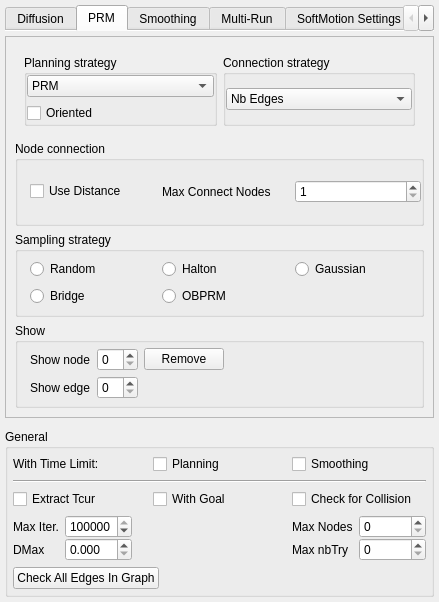
The window that src/move3d-qt-gui-libs/src/qtMainInterface/sideWidgets/qtMotionPlanner.ui (jmainpri/move3d-studio) describes before a commit, drawn with Qt 5.
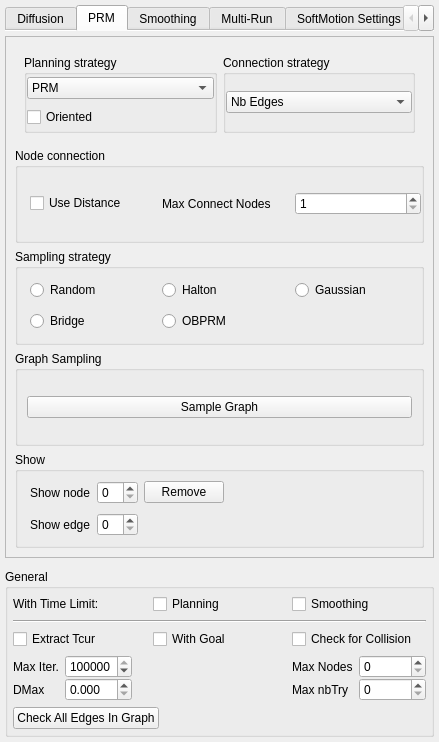
The same window after the commit. The open tabs and pages were chosen to show the change.

Commit message: Add a graph sample button

Diff of the .ui file:
```diff
--- a/src/move3d-qt-gui-libs/src/qtMainInterface/sideWidgets/qtMotionPlanner.ui
+++ b/src/move3d-qt-gui-libs/src/qtMainInterface/sideWidgets/qtMotionPlanner.ui
@@ -7,7 +7,7 @@
     <x>0</x>
     <y>0</y>
     <width>439</width>
-    <height>602</height>
+    <height>742</height>
    </rect>
   </property>
   <property name="windowTitle">
@@ -451,7 +451,7 @@
             <x>0</x>
             <y>0</y>
             <width>427</width>
-            <height>364</height>
+            <height>504</height>
            </rect>
           </property>
           <layout class="QGridLayout" name="gridLayout_11">
@@ -575,7 +575,7 @@
              </layout>
             </widget>
            </item>
-           <item row="3" column="0">
+           <item row="5" column="0">
             <widget class="QGroupBox" name="groupBox_4">
              <property name="title">
               <string>Show</string>
@@ -701,6 +701,22 @@
              </layout>
             </widget>
            </item>
+           <item row="3" column="0">
+            <widget class="QGroupBox" name="groupBox_9">
+             <property name="title">
+              <string>Graph Sampling</string>
+             </property>
+             <layout class="QGridLayout" name="gridLayout_16">
+              <item row="0" column="0">
+               <widget class="QPushButton" name="pushButtonSampleGraph">
+                <property name="text">
+                 <string>Sample Graph</string>
+                </property>
+               </widget>
+              </item>
+             </layout>
+            </widget>
+           </item>
           </layout>
          </widget>
         </widget>
```
Left out of the diff: 8 changed lines with no effect on the pictures. The commit also changes 5 other files.
